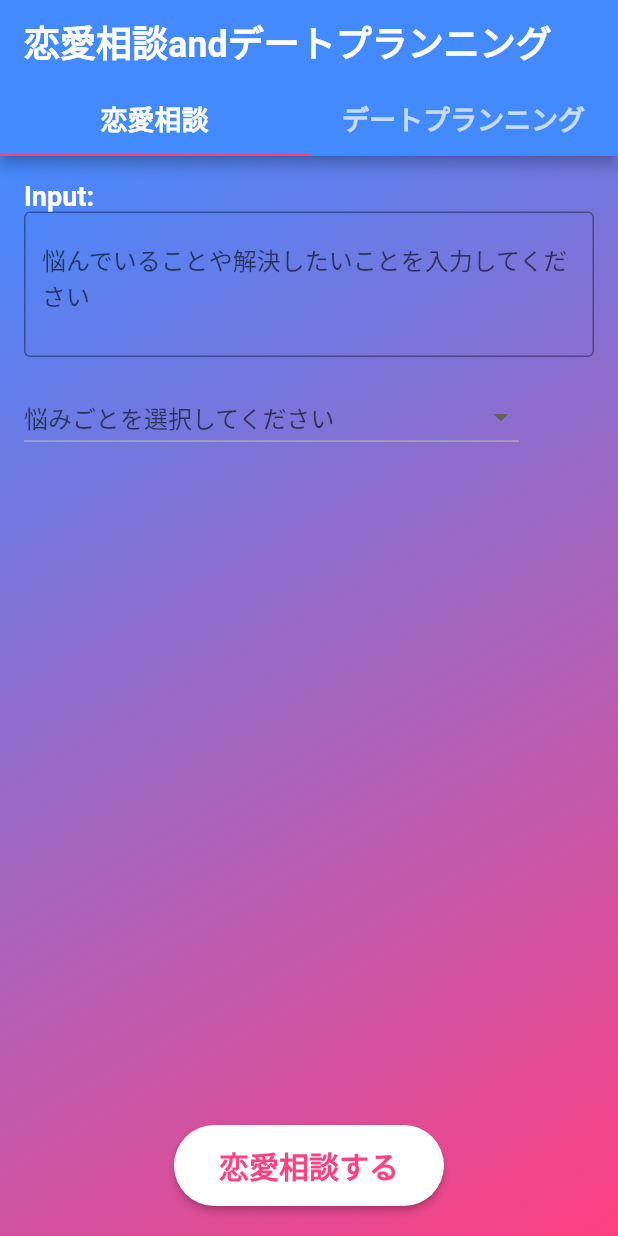
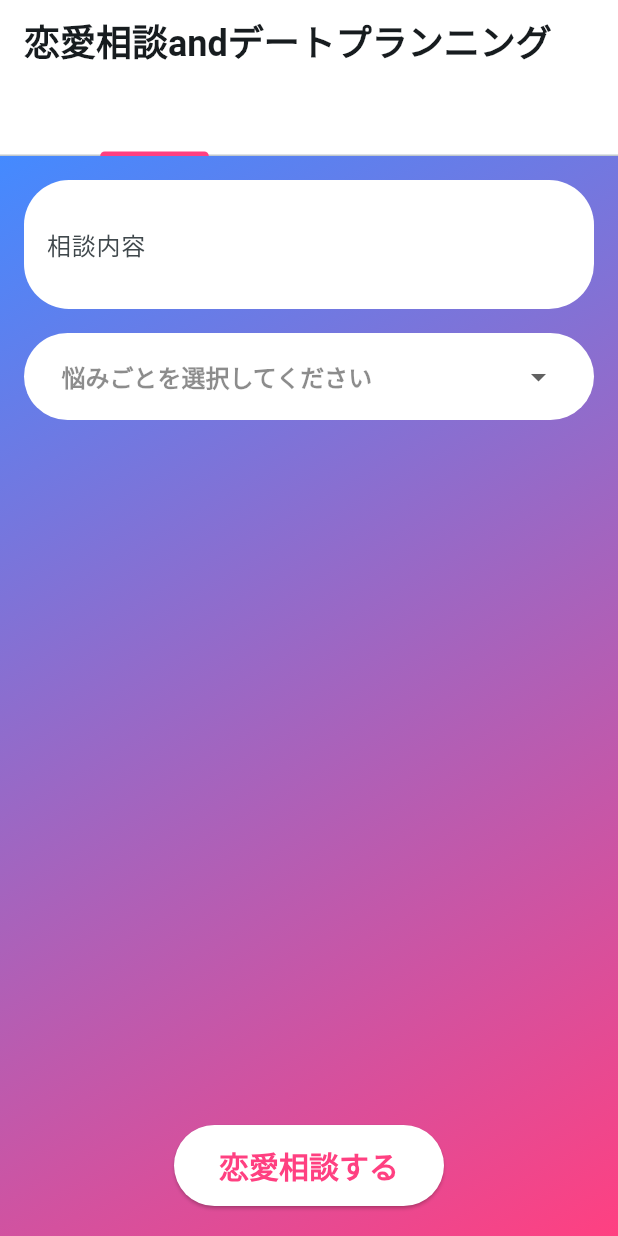
Before and after one commit to amIkaito/inlove, a Flutter app: the screen it shows after launch, on a phone screen of 412 x 824 dp. Run offline on Flutter 3.47's test engine with Material 2 defaults, Android fonts, the phone set to English and light mode, and no system bars; Roboto replaces fonts that are missing (DancingScript).

Commit message:
恋愛相談のUIを変更

```diff
--- a/lib/Tabbar/love_advice.dart
+++ b/lib/Tabbar/love_advice.dart
@@ -2,6 +2,22 @@ import 'package:flutter/material.dart';
 import '../api_service.dart';
 
 class LoveAdvicePage extends StatefulWidget {
+  @override
+  Widget build(BuildContext context) {
+    return MaterialApp(
+      title: 'GPT Love & Date Planner',
+      theme: ThemeData(
+        useMaterial3: true,
+        colorSchemeSeed: Colors.blueGrey,
+        popupMenuTheme: ThemeData.light().popupMenuTheme.copyWith(
+              shape: RoundedRectangleBorder(
+                borderRadius: BorderRadius.circular(30),
+              ),
+            ),
+      ),
+    );
+  }
+
   final ApiService apiService;
 
   LoveAdvicePage({required this.apiService});
@@ -73,13 +89,23 @@ class _LoveAdvicePageState extends State<LoveAdvicePage>
     return Column(
       crossAxisAlignment: CrossAxisAlignment.start,
       children: [
-        TextField(
+        Container(
+          padding: EdgeInsets.all(10),
+          decoration: BoxDecoration(
+            color: Colors.white,
+            borderRadius: BorderRadius.circular(30),
+          ),
+          child: Container(
+            padding: EdgeInsets.all(5),
+            child: TextField(
               controller: _inputController,
-          minLines: 3,
-          maxLines: 5,
+              minLines: 1,
+              maxLines: 10,
               decoration: InputDecoration(
-            hintText: '悩んでいることや解決したいことを入力してください',
-            border: OutlineInputBorder(),
+                labelText: "相談内容",
+                border: InputBorder.none, // 下線を非表示にする
+              ),
+            ),
           ),
         ),
         SizedBox(height: 16), // この行を追加
@@ -96,16 +122,53 @@ class _LoveAdvicePageState extends State<LoveAdvicePage>
   }
 
   Widget _buildTemplateDropdown() {
-    return DropdownButton<String>(
-      hint: Text("悩みごとを選択してください"),
+    return Center(
+      child: Container(
+        padding: EdgeInsets.all(5), // パディングを追加
+        decoration: BoxDecoration(
+          color: Colors.white, // 背景色を設定
+          borderRadius: BorderRadius.circular(30.0), // 角丸を設定
+        ),
+        child: Center(
+          child: DropdownButton<String>(
+            underline: Container(
+              height: 0,
+              color: Colors.transparent,
+            ),
+            elevation: 16,
+            hint: Text(
+              "悩みごとを選択してください",
+              style: TextStyle(
+                color: Colors.black45,
+                fontSize: 16,
+                fontFamily: 'DancingScript',
+              ),
+            ),
             value: _selectedLoveAdviceTemplate,
+            dropdownColor: Colors.white,
+            style: TextStyle(
+              fontSize: 16,
+              fontFamily: 'DancingScript',
+              fontWeight: FontWeight.bold,
+              color: Colors.pinkAccent,
+            ),
             items: loveAdviceTemplates.entries.map((entry) {
               String key = entry.key;
               return DropdownMenuItem<String>(
                 value: key,
+                child: Container(
+                  decoration: BoxDecoration(
+                    borderRadius: BorderRadius.circular(10),
+                    color: Colors.white,
+                  ),
                   child: SelectableText(
                     key,
-            style: TextStyle(fontSize: 16),
+                    style: TextStyle(
+                      fontSize: 16,
+                      fontFamily: 'DancingScript',
+                      color: Colors.pinkAccent,
+                    ),
+                  ),
                 ),
               );
             }).toList(),
@@ -115,6 +178,9 @@ class _LoveAdvicePageState extends State<LoveAdvicePage>
                 _inputController.text = loveAdviceTemplates[newValue] ?? '';
               });
             },
+          ),
+        ),
+      ),
     );
   }
 
@@ -138,15 +204,6 @@ class _LoveAdvicePageState extends State<LoveAdvicePage>
                   child: Column(
                     crossAxisAlignment: CrossAxisAlignment.start,
                     children: <Widget>[
-                      Text(
-                        'Input:',
-                        style: TextStyle(
-                          fontSize: 18,
-                          fontWeight: FontWeight.bold,
-                          fontFamily: 'DancingScript',
-                          color: Colors.white,
-                        ),
-                      ),
                       _buildInputField(),
                       SizedBox(height: 16),
                       _buildOutputField(),
@@ -157,8 +214,13 @@ class _LoveAdvicePageState extends State<LoveAdvicePage>
             ),
             Center(
               child: ElevatedButton(
-                onPressed: () => _sendRequest(
-                    (inputText) => widget.apiService.getLoveAdvice(inputText)),
+                onPressed: () async {
+                  await _sendRequest((inputText) =>
+                      widget.apiService.getLoveAdvice(inputText));
+
+                  // 相談内容をリセット
+                  _inputController.clear();
+                },
                 child: Text('恋愛相談する'),
                 style: ElevatedButton.styleFrom(
                   primary: Colors.white,
--- a/lib/api_service.dart
+++ b/lib/api_service.dart
@@ -3,7 +3,7 @@ import 'package:http/http.dart' as http;
 
 class ApiService {
   static const String _apiKey =
-      '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';
+      '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';
   static const String _apiEndpoint =
       'https://api.openai.com/v1/chat/completions';
 
--- a/lib/main.dart
+++ b/lib/main.dart
@@ -13,7 +13,12 @@ class MyApp extends StatelessWidget {
     return MaterialApp(
       title: 'GPT Love & Date Planner',
       theme: ThemeData(
-        primarySwatch: Colors.blue,
+        useMaterial3: true,
+        colorSchemeSeed: Colors.blueGrey,
+        appBarTheme: AppBarTheme(
+          backgroundColor: Color.fromARGB(255, 255, 255, 255),
+        ),
+        scaffoldBackgroundColor: Colors.pinkAccent,
       ),
       home: MyHomePage(title: '恋愛相談andデートプランニング'),
     );
@@ -58,7 +63,7 @@ class _MyHomePageState extends State<MyHomePage>
             fontWeight: FontWeight.bold,
           ),
         ),
-        backgroundColor: Colors.blueAccent,
+        backgroundColor: Color.fromARGB(255, 255, 255, 255),
         bottom: TabBar(
           controller: _tabController,
           indicatorColor: Colors.pinkAccent,
```
Also changed, not shown: lib/Tabbar/date_planning_input_fields.dart (+22 -0 lines). Lines whose indentation alone changed are shown as unchanged.
